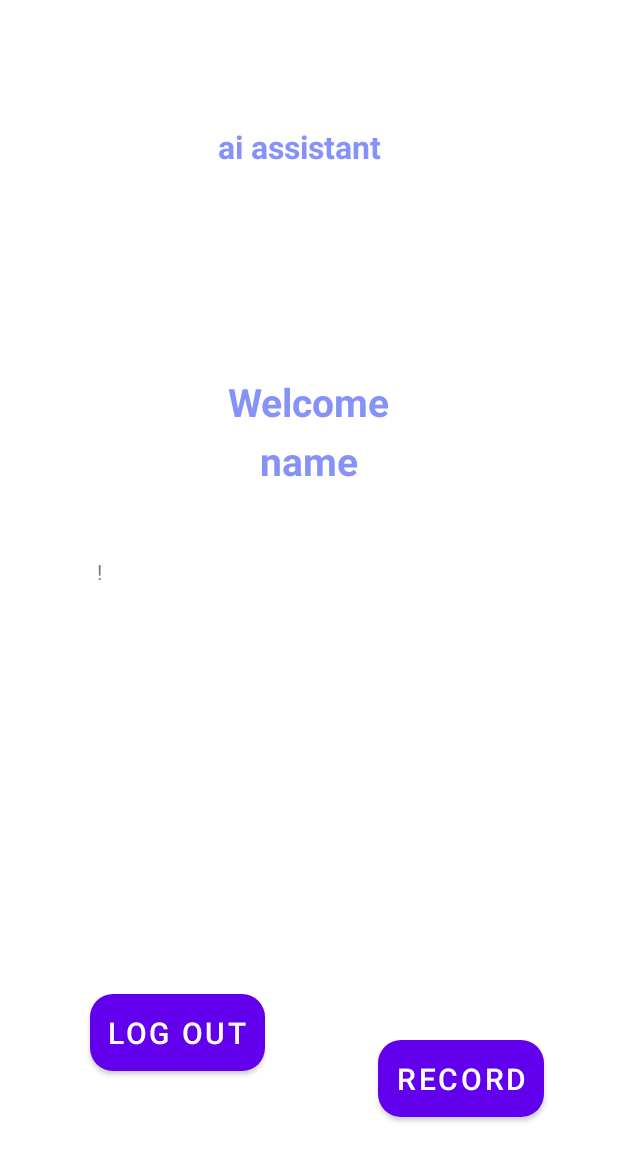
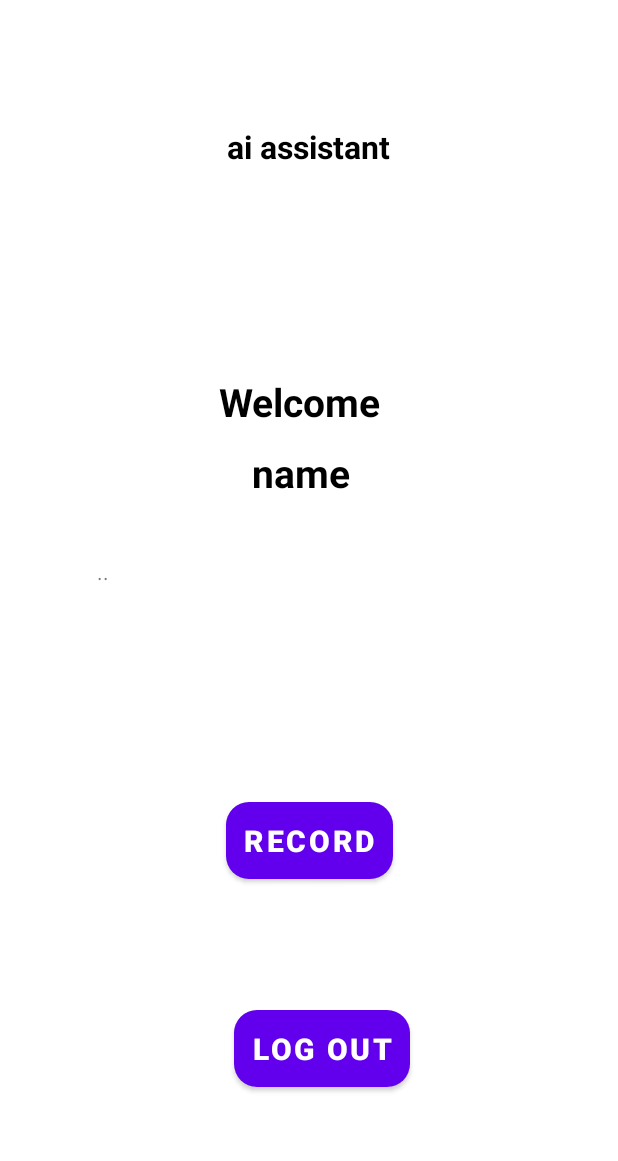
Before and after one commit to ezrakaba/SpeechToT, an Android app: the layout activity_main.xml on its own in the app's theme, with its tools: preview values and no code run, on a phone screen of 412 x 824 dp. Shown: the top 1161 px of the screen. Run offline under Robolectric (Android 15) with nearby library versions, the phone set to English and light mode, and no system bars.

Commit message:
new push

```diff
--- a/app/build.gradle
+++ b/app/build.gradle
@@ -42,4 +42,10 @@ dependencies {
     implementation 'com.karumi:dexter:6.2.3'
     implementation 'com.github.TutorialsAndroid:GButton:v1.0.19'
     implementation 'com.google.android.gms:play-services-auth:20.4.0'
+    implementation 'com.android.volley:volley:1.2.1'
+    implementation 'com.karumi:dexter:6.2.3'
+    implementation 'com.squareup.retrofit2:retrofit:2.9.0'
+    implementation 'com.squareup.retrofit2:converter-gson:2.9.0' // For Gson converter
+
+
 }
--- a/app/src/main/AndroidManifest.xml
+++ b/app/src/main/AndroidManifest.xml
@@ -14,6 +14,9 @@
         android:supportsRtl="true"
         android:theme="@style/Theme.SpeechToText"
         tools:targetApi="31">
+        <activity
+            android:name=".gptchat"
+            android:exported="false" />
         <activity
             android:name=".LoginActivity"
             android:exported="true">
@@ -34,5 +37,4 @@
                 android:value="" />
         </activity>
     </application>
-
 </manifest>
--- a/app/src/main/res/layout/activity_main.xml
+++ b/app/src/main/res/layout/activity_main.xml
@@ -4,6 +4,7 @@
     xmlns:tools="http://schemas.android.com/tools"
     android:layout_width="match_parent"
     android:layout_height="match_parent"
+    android:background="@android:color/white"
     tools:context=".MainActivity">
 
 
@@ -11,8 +12,9 @@
         android:id="@+id/textView2"
         android:layout_width="120dp"
         android:layout_height="37dp"
+        android:textAlignment="center"
         android:text="ai assistant"
-        android:textColor="@color/lavender"
+        android:textColor="@color/black"
         android:textSize="21sp"
         android:textStyle="bold"
         app:layout_constraintBottom_toBottomOf="parent"
@@ -28,12 +30,13 @@
         android:layout_height="wrap_content"
         android:layout_marginTop="250dp"
         android:text="Welcome"
-        android:textColor="@color/lavender"
+        android:textAlignment="center"
+        android:textColor="@color/black"
         android:textSize="26sp"
         android:textStyle="bold"
         app:layout_constraintBottom_toTopOf="@id/userName"
         app:layout_constraintEnd_toEndOf="parent"
-        app:layout_constraintHorizontal_bias="0.501"
+        app:layout_constraintHorizontal_bias="0.478"
         app:layout_constraintStart_toStartOf="parent"
         app:layout_constraintTop_toTopOf="parent" />
 
@@ -41,12 +44,13 @@
         android:id="@+id/userName"
         android:layout_width="wrap_content"
         android:layout_height="wrap_content"
-        android:layout_marginTop="4dp"
+        android:layout_marginTop="12dp"
         android:text="name"
-        android:textColor="@color/lavender"
+        android:textColor="@color/black"
         android:textSize="26sp"
         android:textStyle="bold"
         app:layout_constraintEnd_toEndOf="parent"
+        app:layout_constraintHorizontal_bias="0.485"
         app:layout_constraintStart_toStartOf="parent"
         app:layout_constraintTop_toBottomOf="@id/welcome" />
 
@@ -54,28 +58,28 @@
         android:id="@+id/textView"
         android:layout_width="283dp"
         android:layout_height="81dp"
-        android:text="!"
+        android:text=".."
         app:layout_constraintBottom_toBottomOf="parent"
         app:layout_constraintEnd_toEndOf="parent"
         app:layout_constraintStart_toStartOf="parent"
         app:layout_constraintTop_toTopOf="parent" />
 
+
     <Button
         android:id="@+id/button"
         android:layout_width="wrap_content"
         android:layout_height="wrap_content"
-        android:layout_marginTop="228dp"
+        android:layout_marginTop="76dp"
         android:onClick="startRecording"
         android:padding="12dp"
         android:text="Record"
+        android:textAlignment="center"
         android:textSize="20sp"
+        android:textStyle="bold"
         app:cornerRadius="15dp"
-        app:layout_constraintBottom_toBottomOf="parent"
         app:layout_constraintEnd_toEndOf="parent"
-        app:layout_constraintHorizontal_bias="0.604"
-        app:layout_constraintStart_toEndOf="@+id/logout"
-        app:layout_constraintTop_toBottomOf="@+id/textView"
-        app:layout_constraintVertical_bias="0.08" />
+        app:layout_constraintStart_toStartOf="parent"
+        app:layout_constraintTop_toBottomOf="@+id/textView" />
 
     <Button
         android:id="@+id/logout"
@@ -84,13 +88,16 @@
         android:layout_marginTop="332dp"
         android:padding="12dp"
         android:text="Log Out"
+        android:textAlignment="center"
         android:textSize="20sp"
+        android:textStyle="bold"
         app:cornerRadius="15dp"
         app:layout_constraintBottom_toBottomOf="parent"
         app:layout_constraintEnd_toEndOf="parent"
-        app:layout_constraintHorizontal_bias="0.203"
+        app:layout_constraintHorizontal_bias="0.529"
         app:layout_constraintStart_toStartOf="parent"
-        app:layout_constraintTop_toBottomOf="@id/userName"
-        app:layout_constraintVertical_bias="0.0" />
+        app:layout_constraintTop_toTopOf="parent"
+        app:layout_constraintVertical_bias="0.782" />
+
 
 </androidx.constraintlayout.widget.ConstraintLayout>
--- a/app/src/main/res/values/themes.xml
+++ b/app/src/main/res/values/themes.xml
@@ -1,6 +1,6 @@
 <resources xmlns:tools="http://schemas.android.com/tools">
     <!-- Base application theme. -->
-    <style name="Theme.SpeechToText" parent="Theme.MaterialComponents.DayNight.DarkActionBar">
+    <style name="Theme.SpeechToText" parent="Theme.MaterialComponents.DayNight.NoActionBar">
         <!-- Primary brand color. -->
         <item name="colorPrimary">@color/purple_500</item>
         <item name="colorPrimaryVariant">@color/purple_700</item>
```
Also changed, not shown: app/src/main/java/com/capstonegroupproject/speechtotext/MainActivity.java (+30 -20 lines), app/src/main/res/layout/activity_login.xml (+5 -3 lines), app/src/main/res/layout/activity_sign_up.xml (+4 -3 lines).
